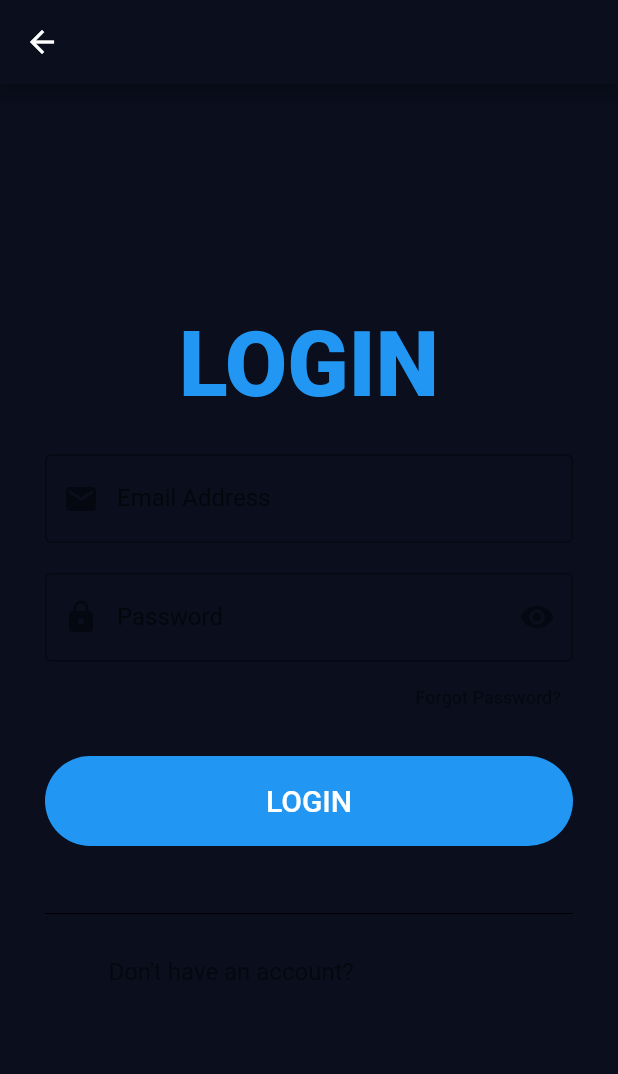
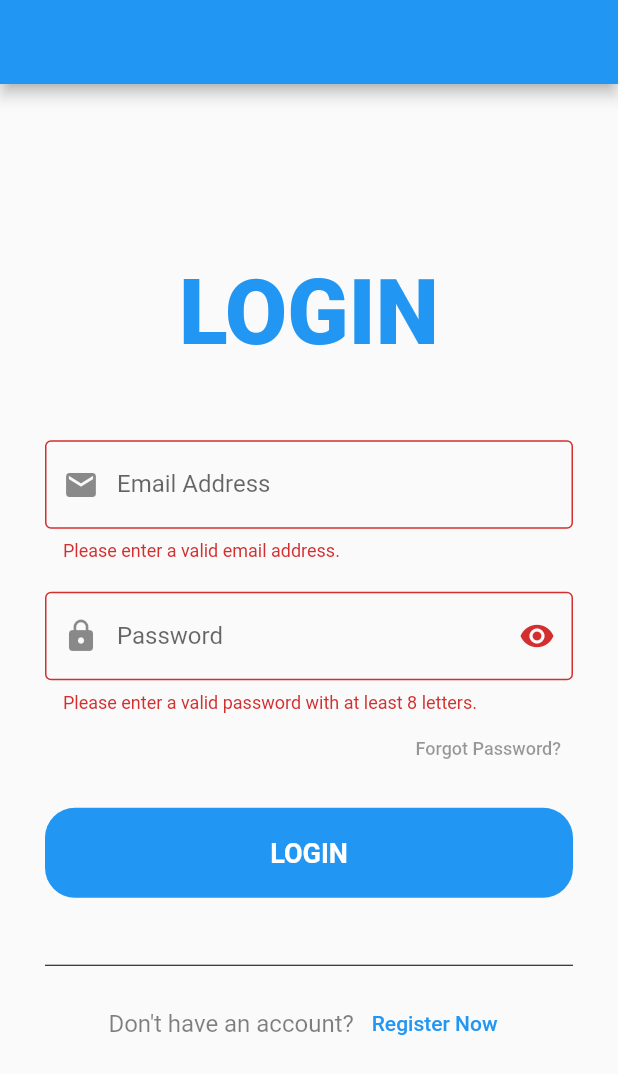
Before and after one commit to yousefshabaneg/flutter_login_design, a Flutter app: the LoginScreen screen opened directly, after a tap on "LOGIN", on a phone screen of 412 x 824 dp. Shown: the top 1074 px of the screen. Run offline on Flutter 3.47's test engine with Material 2 defaults, Android fonts, the phone set to English and light mode, and no system bars; missing offline and left inert: dart:ffi.

Commit message:
Make Resuable Components and Add some Logic to Login Screen.

```diff
--- a/lib/main.dart
+++ b/lib/main.dart
@@ -12,12 +12,12 @@ class MyApp extends StatelessWidget {
   @override
   Widget build(BuildContext context) {
     return MaterialApp(
-      home: BmiScreen(),
+      home: LoginScreen(),
       debugShowCheckedModeBanner: false,
-      theme: ThemeData(
-        scaffoldBackgroundColor: primary,
-        primarySwatch: primaryCustome,
-      ),
+      // theme: ThemeData(
+      //   scaffoldBackgroundColor: primary,
+      //   primarySwatch: primaryCustome,
+      // ),
     );
   }
 }
--- a/lib/bmi_screen.dart
+++ b/lib/modules/bmi/bmi_screen.dart
@@ -1,6 +1,8 @@
 import 'dart:math';
 
-import 'package:first_flutter_app/bmi_result_screen.dart';
+import 'package:first_flutter_app/modules/bmi_result/bmi_result_screen.dart';
+import 'package:first_flutter_app/shared/components/components.dart';
+import 'package:first_flutter_app/shared/styles/colors.dart';
 import 'package:flutter/cupertino.dart';
 import 'package:flutter/material.dart';
 
@@ -12,10 +14,6 @@ class BmiScreen extends StatefulWidget {
 }
 
 class _BmiScreenState extends State<BmiScreen> {
-  var primary = Color(0xff0A0E1D);
-  var secondary = Color(0xff151d3b);
-  var red = Color(0xffD5004A);
-  var dark = Color(0xFF8D8E98);
   var height = 120.0;
   var weight = 60;
   var age = 18;
@@ -25,11 +23,9 @@ class _BmiScreenState extends State<BmiScreen> {
     return Scaffold(
       appBar: AppBar(
         title: Text('BMI CALCULATOR'),
-        backgroundColor: primary,
         centerTitle: true,
       ),
       body: Container(
-        color: primary,
         child: Column(
           children: [
             Expanded(
@@ -301,12 +297,8 @@ class _BmiScreenState extends State<BmiScreen> {
                 ),
               ),
             ), //3rd Row
-            Container(
-              color: red,
-              width: double.infinity,
-              child: Padding(
-                padding: const EdgeInsets.all(8),
-                child: MaterialButton(
+            defaultButton(
+              text: 'Calculate',
               onPressed: () {
                 var result = weight / (pow(height.round() / 100, 2));
                 Navigator.push(
@@ -316,18 +308,7 @@ class _BmiScreenState extends State<BmiScreen> {
                   ),
                 );
               },
-                  height: 50,
-                  child: Text(
-                    'CALCULATE',
-                    style: TextStyle(
-                      color: Colors.white,
-                      fontWeight: FontWeight.bold,
-                      fontSize: 18,
-                    ),
-                  ),
-                ),
-              ),
-            ) //Button
+            ), //Button
           ],
         ),
       ),
--- a/lib/modules/login/login_screen.dart
+++ b/lib/modules/login/login_screen.dart
@@ -1,7 +1,19 @@
+import 'package:first_flutter_app/shared/components/components.dart';
 import 'package:flutter/material.dart';
 
-class LoginScreen extends StatelessWidget {
-  const LoginScreen({Key? key}) : super(key: key);
+class LoginScreen extends StatefulWidget {
+  @override
+  State<LoginScreen> createState() => _LoginScreenState();
+}
+
+class _LoginScreenState extends State<LoginScreen> {
+  var emailController = TextEditingController();
+
+  var passwordController = TextEditingController();
+
+  var formKey = GlobalKey<FormState>();
+
+  bool isVisible = true;
 
   @override
   Widget build(BuildContext context) {
@@ -11,6 +23,8 @@ class LoginScreen extends StatelessWidget {
         padding: const EdgeInsets.all(30),
         child: Center(
           child: SingleChildScrollView(
+            child: Form(
+              key: formKey,
               child: Column(
                 children: [
                   Text(
@@ -21,28 +35,38 @@ class LoginScreen extends StatelessWidget {
                         color: Colors.blue),
                   ),
                   SizedBox(
-                  height: 25,
+                    height: 50,
                   ),
-                TextFormField(
+                  defaultFormField(
+                    controller: emailController,
                     keyboardType: TextInputType.emailAddress,
-                  decoration: InputDecoration(
-                    labelText: 'Email Address',
-                    border: OutlineInputBorder(),
-                    prefixIcon: Icon(Icons.email),
-                  ),
+                    validate: (value) {
+                      return value!.isEmpty
+                          ? 'Please enter a valid email address. '
+                          : null;
+                    },
+                    prefixIcon: Icons.email,
+                    label: 'Email Address',
                   ),
                   SizedBox(
                     height: 20,
                   ),
-                TextFormField(
+                  defaultFormField(
+                    controller: passwordController,
                     keyboardType: TextInputType.visiblePassword,
-                  obscureText: true,
-                  decoration: const InputDecoration(
-                    labelText: 'Password',
-                    border: OutlineInputBorder(),
-                    prefixIcon: Icon(Icons.lock),
-                    suffixIcon: Icon(Icons.remove_red_eye),
-                  ),
+                    validate: (value) {
+                      return value!.isEmpty
+                          ? 'Please enter a valid password with at least 8 letters. '
+                          : null;
+                    },
+                    prefixIcon: Icons.lock,
+                    label: 'Password',
+                    isPassword: isVisible,
+                    suffixIcon:
+                        isVisible ? Icons.visibility : Icons.visibility_off,
+                    onPressed: () => setState(() {
+                      isVisible = !isVisible;
+                    }),
                   ),
                   Row(
                     mainAxisAlignment: MainAxisAlignment.end,
@@ -64,24 +88,16 @@ class LoginScreen extends StatelessWidget {
                   SizedBox(
                     height: 15,
                   ),
-                Container(
-                  clipBehavior: Clip.antiAliasWithSaveLayer,
-                  width: double.infinity,
-                  height: 60,
-                  decoration: BoxDecoration(
-                    borderRadius: BorderRadius.circular(100),
-                  ),
-                  child: MaterialButton(
-                    onPressed: () => print("Successul Login."),
-                    color: Colors.blue,
-                    child: Text(
-                      'LOGIN',
-                      style: TextStyle(
-                        fontSize: 20,
-                        color: Colors.white,
-                      ),
-                    ),
-                  ),
+                  defaultButton(
+                    text: 'Login',
+                    onPressed: () {
+                      if (formKey.currentState!.validate()) {
+                        print(emailController.text);
+                        print(passwordController.text);
+                      }
+                    },
+                    radius: 20,
+                    background: Colors.blue,
                   ),
                   SizedBox(
                     height: 30,
@@ -113,6 +129,7 @@ class LoginScreen extends StatelessWidget {
             ),
           ),
         ),
+      ),
     );
   }
 }
--- a/lib/shared/components/components.dart
+++ b/lib/shared/components/components.dart
@@ -3,6 +3,7 @@ import 'dart:ffi';
 import 'package:first_flutter_app/shared/styles/colors.dart';
 import 'package:flutter/material.dart';
 
+//<editor-fold desc='Default Button'>
 Widget defaultButton({
   required String text,
   required VoidCallback onPressed,
@@ -31,6 +32,39 @@ Widget defaultButton({
       ),
       decoration: BoxDecoration(
         borderRadius: BorderRadius.circular(radius),
-        color: red,
+        color: background,
       ),
     );
+//</editor-fold>
+
+//<editor-fold desc='Default FormField'>
+Widget defaultFormField({
+  required TextEditingController controller,
+  required TextInputType keyboardType,
+  required String? Function(String?)? validate,
+  VoidCallback? onPressed,
+  required IconData prefixIcon,
+  required String label,
+  IconData? suffixIcon,
+  bool isPassword = false,
+}) =>
+    TextFormField(
+      controller: controller,
+      keyboardType: keyboardType,
+      obscureText: isPassword,
+      decoration: InputDecoration(
+        labelText: label,
+        border: OutlineInputBorder(),
+        prefixIcon: Icon(prefixIcon),
+        suffixIcon: suffixIcon != null
+            ? IconButton(
+                onPressed: onPressed,
+                icon: Icon(
+                  suffixIcon,
+                ),
+              )
+            : null,
+      ),
+      validator: validate,
+    );
+//</editor-fold>
```
Lines whose indentation alone changed are shown as unchanged.
